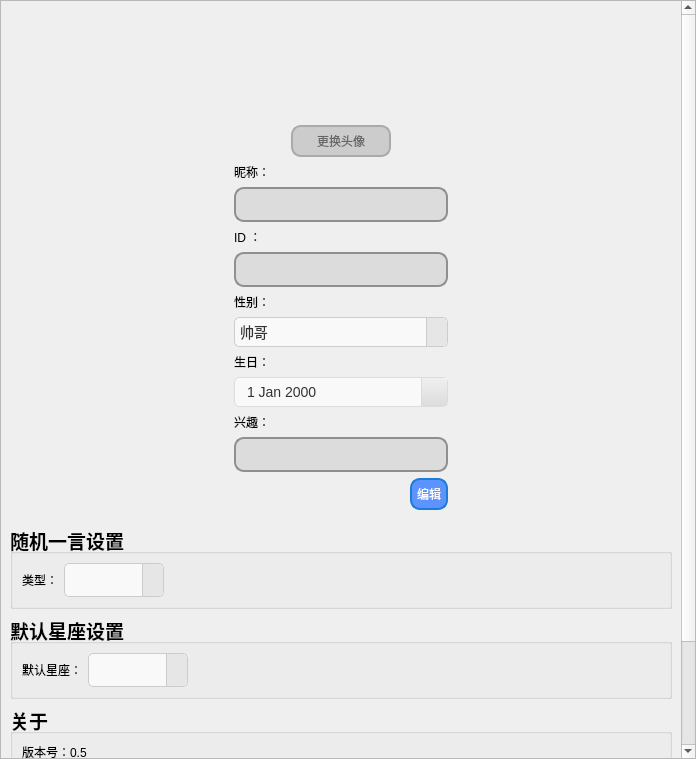
Above: ui/setting.ui from Younger-Chan/everyday before the change. Below: the same form after it.
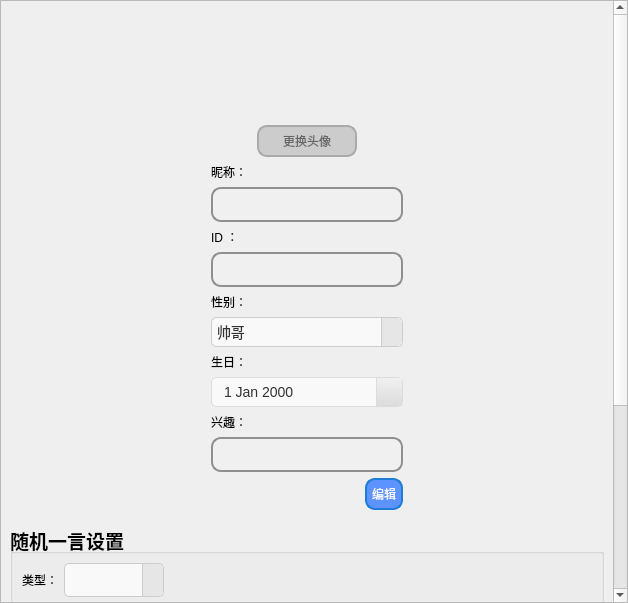
That is the form after the change. Icons and pictures are not drawn.

Commit message: 修改设置界面的功能

What changed in the file:
```diff
--- a/ui/setting.ui
+++ b/ui/setting.ui
@@ -6,8 +6,8 @@
    <rect>
     <x>0</x>
     <y>0</y>
-    <width>696</width>
-    <height>759</height>
+    <width>628</width>
+    <height>603</height>
    </rect>
   </property>
   <property name="windowTitle">
@@ -36,8 +36,8 @@
        <rect>
         <x>0</x>
         <y>0</y>
-        <width>677</width>
-        <height>870</height>
+        <width>616</width>
+        <height>772</height>
        </rect>
       </property>
       <layout class="QVBoxLayout" name="verticalLayout_11">
@@ -85,7 +85,13 @@
                       <item>
                        <widget class="QLabel" name="l_tx">
                         <property name="enabled">
-                         <bool>false</bool>
+                         <bool>true</bool>
+                        </property>
+                        <property name="sizePolicy">
+                         <sizepolicy hsizetype="Expanding" vsizetype="Expanding">
+                          <horstretch>0</horstretch>
+                          <verstretch>0</verstretch>
+                         </sizepolicy>
                         </property>
                         <property name="minimumSize">
                          <size>
@@ -183,7 +189,7 @@
                     <item>
                      <widget class="QLineEdit" name="le_nick">
                       <property name="enabled">
-                       <bool>false</bool>
+                       <bool>true</bool>
                       </property>
                       <property name="styleSheet">
                        <string notr="true">QLineEdit {
@@ -227,7 +233,7 @@
                     <item>
                      <widget class="QLineEdit" name="le_id">
                       <property name="enabled">
-                       <bool>false</bool>
+                       <bool>true</bool>
                       </property>
                       <property name="styleSheet">
                        <string notr="true">QLineEdit {
@@ -441,7 +447,7 @@
                     <item>
                      <widget class="QLineEdit" name="le_xq">
                       <property name="enabled">
-                       <bool>false</bool>
+                       <bool>true</bool>
                       </property>
                       <property name="styleSheet">
                        <string notr="true">QLineEdit {
```
Left out of the diff: 7 changed lines with no effect on the pictures. The commit also changes 2 other files.
